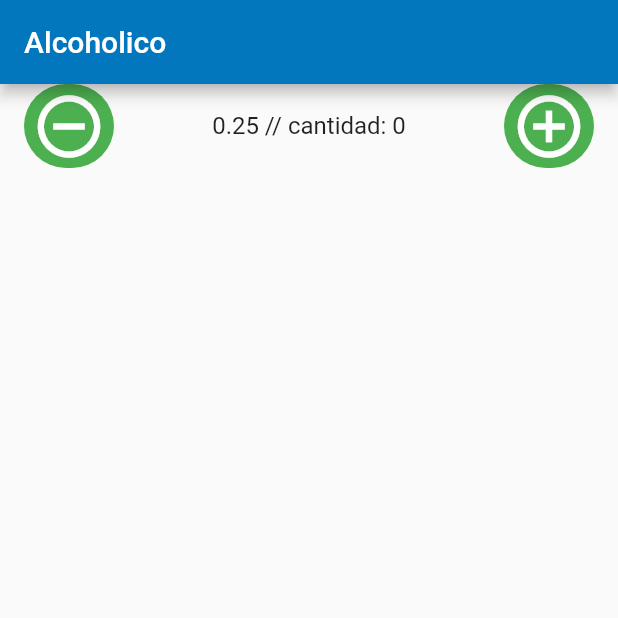
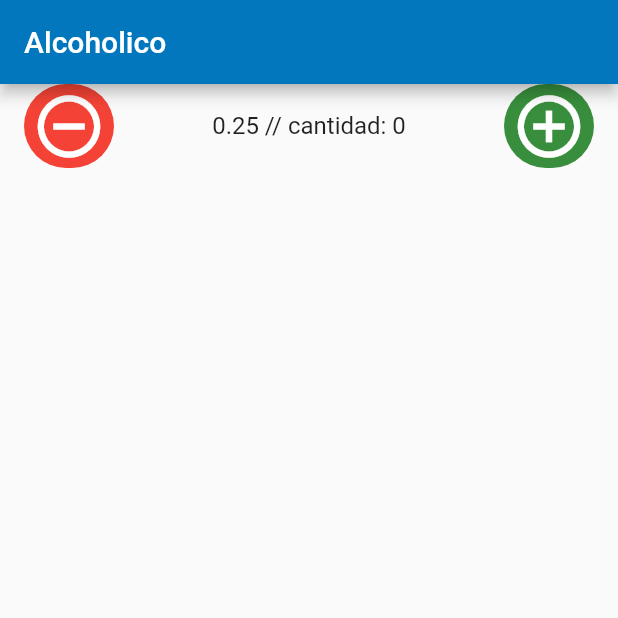
Before and after one commit to SergioMorenoAntequera/HangoverCalculator, a Flutter app: the screen it shows after launch, on a phone screen of 412 x 824 dp, the top half of it. Run offline on Flutter 3.47's test engine with Material 2 defaults, Android fonts, the phone set to English and light mode, and no system bars.

Commit message:
hecho pero del modo que no quieria jeje

```diff
--- a/lib/screens/mainPage.dart
+++ b/lib/screens/mainPage.dart
@@ -39,8 +39,43 @@ class _BeerState extends State<Beer> {
   @override
   Widget build(BuildContext context) {
     return ListTile(
-      trailing: LateralButton(positive: false, amount: amount),
-      leading: LateralButton(positive: true, amount: amount),
+      trailing: GestureDetector(
+        onTap: () => {
+          setState(() {
+            this.amount++;
+          }),
+        },
+        child: Container(
+          decoration: new BoxDecoration(
+            color: Colors.green[700],
+            borderRadius: new BorderRadius.all(
+              Radius.circular(40.0),
+            ),
+          ),
+          width: 60,
+          height: 60,
+          child: Icon(Icons.add_circle_outline, color: Colors.white, size: 50),
+        ),
+      ),
+      leading: GestureDetector(
+        onTap: () => {
+          setState(() {
+            this.amount--;
+          }),
+        },
+        child: Container(
+          decoration: new BoxDecoration(
+            color: Colors.red,
+            borderRadius: new BorderRadius.all(
+              Radius.circular(40.0),
+            ),
+          ),
+          width: 60,
+          height: 60,
+          child:
+              Icon(Icons.remove_circle_outline, color: Colors.white, size: 50),
+        ),
+      ),
       title: Center(
         child: Text("${widget.capacity} // cantidad: $amount"),
       ),
```
